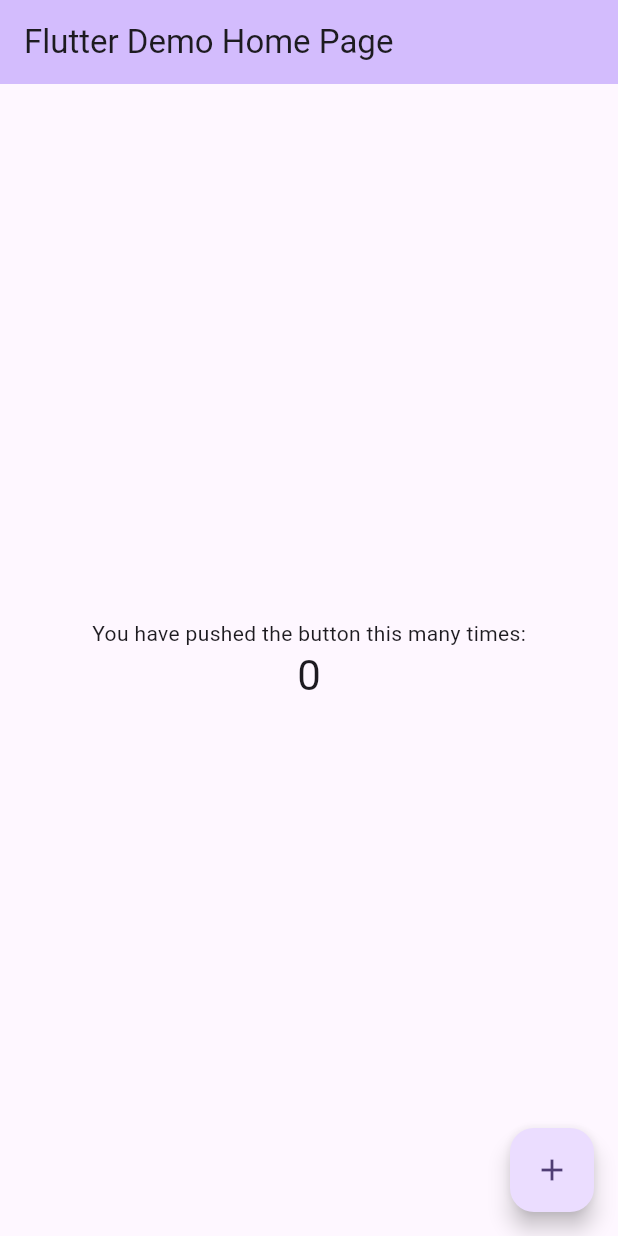
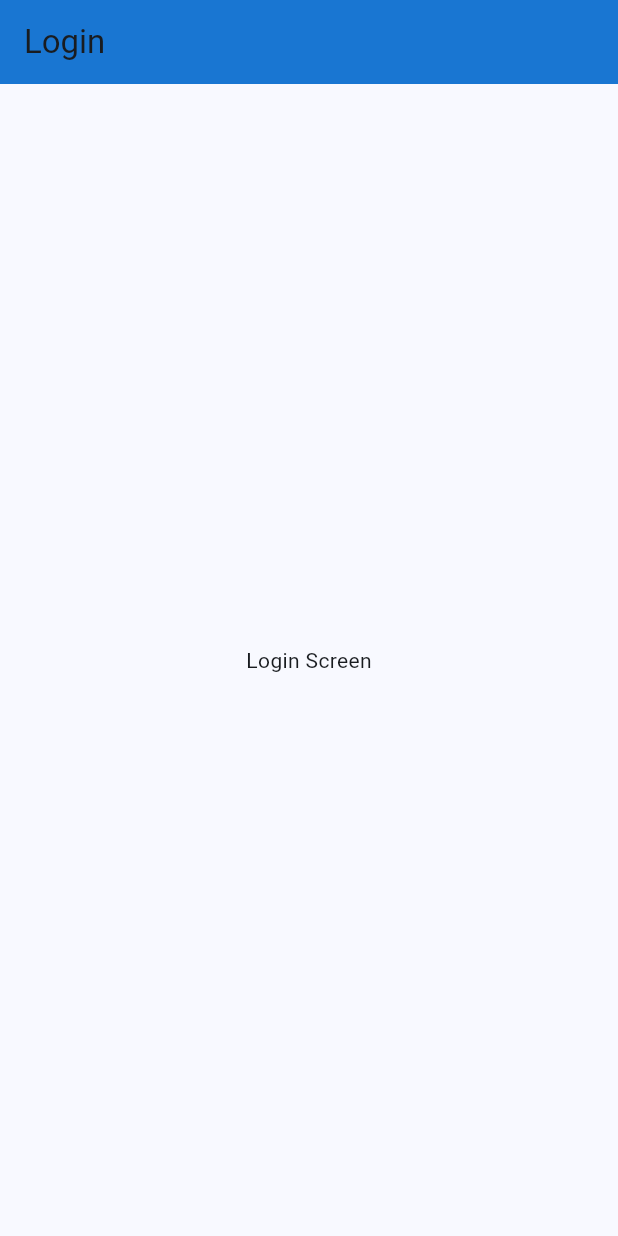
Before and after one commit to Lduarte97/AppMachinex, a Flutter app: the screen it shows after launch, on a phone screen of 412 x 824 dp. Run offline on Flutter 3.47's test engine with Material 3 defaults, Android fonts, the phone set to English and light mode, and no system bars; our stand-ins replace sqflite; accounts and stored records are empty.

```diff
--- a/lib/main.dart
+++ b/lib/main.dart
@@ -1,4 +1,7 @@
 import 'package:flutter/material.dart';
+import 'package:projeto/view/home.dart';
+
+//import 'view/Login.dart'; // caminho da tela de login
 
 void main() {
   runApp(const MyApp());
@@ -11,115 +14,13 @@ class MyApp extends StatelessWidget {
   @override
   Widget build(BuildContext context) {
     return MaterialApp(
-      title: 'Flutter Demo',
+      title: 'Projeto App',
       theme: ThemeData(
-        // This is the theme of your application.
-        //
-        // TRY THIS: Try running your application with "flutter run". You'll see
-        // the application has a purple toolbar. Then, without quitting the app,
-        // try changing the seedColor in the colorScheme below to Colors.green
-        // and then invoke "hot reload" (save your changes or press the "hot
-        // reload" button in a Flutter-supported IDE, or press "r" if you used
-        // the command line to start the app).
-        //
-        // Notice that the counter didn't reset back to zero; the application
-        // state is not lost during the reload. To reset the state, use hot
-        // restart instead.
-        //
-        // This works for code too, not just values: Most code changes can be
-        // tested with just a hot reload.
-        colorScheme: ColorScheme.fromSeed(seedColor: Colors.deepPurple),
+        colorScheme: ColorScheme.fromSeed(seedColor: Colors.blue),
         useMaterial3: true,
       ),
-      home: const MyHomePage(title: 'Flutter Demo Home Page'),
+      //home: Login(),
+      home: Login(),
     );
   }
 }
-
-class MyHomePage extends StatefulWidget {
-  const MyHomePage({super.key, required this.title});
-
-  // This widget is the home page of your application. It is stateful, meaning
-  // that it has a State object (defined below) that contains fields that affect
-  // how it looks.
-
-  // This class is the configuration for the state. It holds the values (in this
-  // case the title) provided by the parent (in this case the App widget) and
-  // used by the build method of the State. Fields in a Widget subclass are
-  // always marked "final".
-
-  final String title;
-
-  @override
-  State<MyHomePage> createState() => _MyHomePageState();
-}
-
-class _MyHomePageState extends State<MyHomePage> {
-  int _counter = 0;
-
-  void _incrementCounter() {
-    setState(() {
-      // This call to setState tells the Flutter framework that something has
-      // changed in this State, which causes it to rerun the build method below
-      // so that the display can reflect the updated values. If we changed
-      // _counter without calling setState(), then the build method would not be
-      // called again, and so nothing would appear to happen.
-      _counter++;
-    });
-  }
-
-  @override
-  Widget build(BuildContext context) {
-    // This method is rerun every time setState is called, for instance as done
-    // by the _incrementCounter method above.
-    //
-    // The Flutter framework has been optimized to make rerunning build methods
-    // fast, so that you can just rebuild anything that needs updating rather
-    // than having to individually change instances of widgets.
-    return Scaffold(
-      appBar: AppBar(
-        // TRY THIS: Try changing the color here to a specific color (to
-        // Colors.amber, perhaps?) and trigger a hot reload to see the AppBar
-        // change color while the other colors stay the same.
-        backgroundColor: Theme.of(context).colorScheme.inversePrimary,
-        // Here we take the value from the MyHomePage object that was created by
-        // the App.build method, and use it to set our appbar title.
-        title: Text(widget.title),
-      ),
-      body: Center(
-        // Center is a layout widget. It takes a single child and positions it
-        // in the middle of the parent.
-        child: Column(
-          // Column is also a layout widget. It takes a list of children and
-          // arranges them vertically. By default, it sizes itself to fit its
-          // children horizontally, and tries to be as tall as its parent.
-          //
-          // Column has various properties to control how it sizes itself and
-          // how it positions its children. Here we use mainAxisAlignment to
-          // center the children vertically; the main axis here is the vertical
-          // axis because Columns are vertical (the cross axis would be
-          // horizontal).
-          //
-          // TRY THIS: Invoke "debug painting" (choose the "Toggle Debug Paint"
-          // action in the IDE, or press "p" in the console), to see the
-          // wireframe for each widget.
-          mainAxisAlignment: MainAxisAlignment.center,
-          children: <Widget>[
-            const Text(
-              'You have pushed the button this many times:',
-            ),
-            Text(
-              '$_counter',
-              style: Theme.of(context).textTheme.headlineMedium,
-            ),
-          ],
-        ),
-      ),
-      floatingActionButton: FloatingActionButton(
-        onPressed: _incrementCounter,
-        tooltip: 'Increment',
-        child: const Icon(Icons.add),
-      ), // This trailing comma makes auto-formatting nicer for build methods.
-    );
-  }
-}
--- a/pubspec.yaml
+++ b/pubspec.yaml
@@ -36,6 +36,7 @@ dependencies:
   # The following adds the Cupertino Icons font to your application.
   # Use with the CupertinoIcons class for iOS style icons.
   cupertino_icons: ^1.0.2
+  sqflite: ^2.3.3+1
 
 dev_dependencies:
   flutter_test:
```
Also changed, not shown: lib/model/bandoDados.dart (added, +132 -0 lines), lib/view/home.dart (added, +146 -0 lines), lib/view/Avaliacao.dart (added), lib/view/Login.dart (added), lib/view/Pagamento.dart (added), lib/view/Trasancao.dart (added), lib/view/anuncio.dart (added), pubspec.lock, 2 other files.
